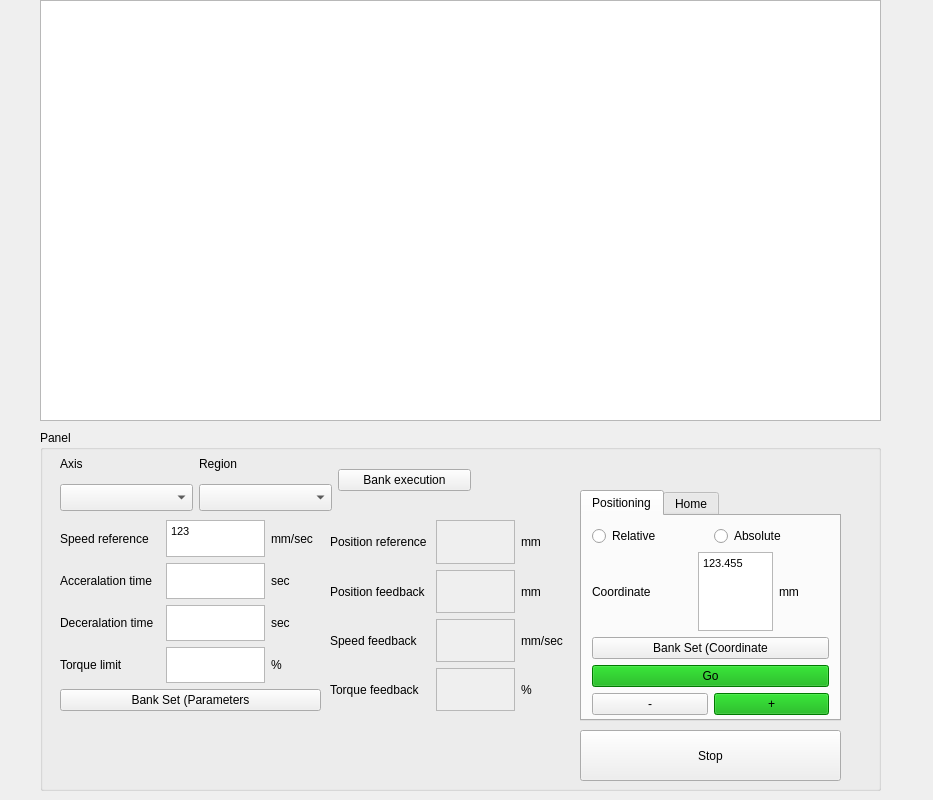
smandyscom/front-base-widget, file bank-view/frontmanaualmode.ui: the form before one commit.
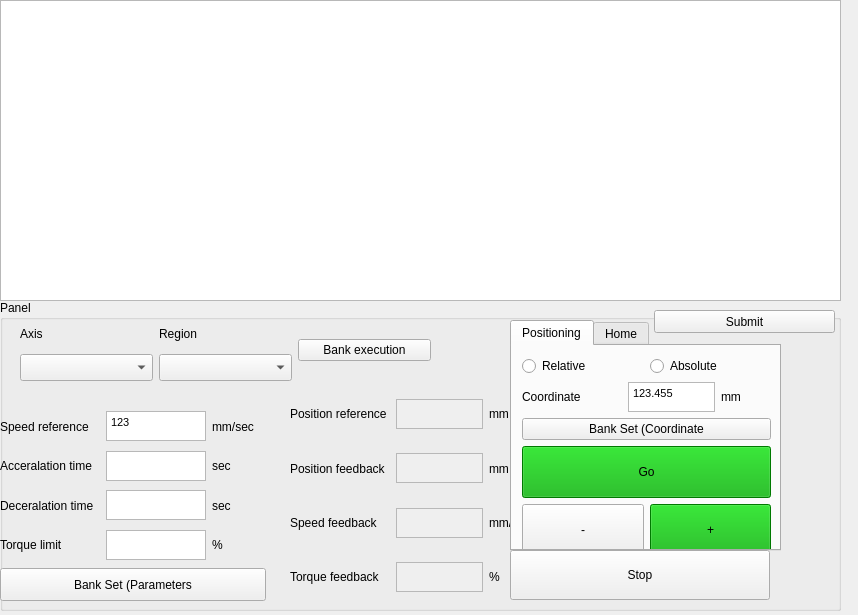
The form after the commit.

Diff of the .ui file:
```diff
--- a/bank-view/frontmanaualmode.ui
+++ b/bank-view/frontmanaualmode.ui
@@ -6,26 +6,38 @@
    <rect>
     <x>0</x>
     <y>0</y>
-    <width>933</width>
-    <height>800</height>
+    <width>858</width>
+    <height>615</height>
    </rect>
   </property>
+  <property name="sizePolicy">
+   <sizepolicy hsizetype="Fixed" vsizetype="Fixed">
+    <horstretch>0</horstretch>
+    <verstretch>0</verstretch>
+   </sizepolicy>
+  </property>
+  <property name="maximumSize">
+   <size>
+    <width>858</width>
+    <height>615</height>
+   </size>
+  </property>
   <property name="windowTitle">
    <string>Form</string>
   </property>
   <widget class="QGroupBox" name="groupBox_6">
    <property name="geometry">
     <rect>
-     <x>40</x>
-     <y>430</y>
+     <x>0</x>
+     <y>300</y>
      <width>841</width>
-     <height>361</height>
+     <height>311</height>
     </rect>
    </property>
    <property name="title">
     <string>Panel</string>
    </property>
-   <widget class="QWidget" name="">
+   <widget class="QWidget" name="layoutWidget">
     <property name="geometry">
      <rect>
       <x>20</x>
@@ -86,12 +98,12 @@
      </item>
     </layout>
    </widget>
-   <widget class="QWidget" name="">
+   <widget class="QWidget" name="layoutWidget">
     <property name="geometry">
      <rect>
-      <x>20</x>
-      <y>90</y>
-      <width>261</width>
+      <x>0</x>
+      <y>110</y>
+      <width>266</width>
       <height>191</height>
      </rect>
     </property>
@@ -114,28 +126,40 @@
        <item>
         <widget class="QTextEdit" name="textEditSpeedReference">
          <property name="sizePolicy">
-          <sizepolicy hsizetype="Preferred" vsizetype="Preferred">
+          <sizepolicy hsizetype="Fixed" vsizetype="Fixed">
            <horstretch>0</horstretch>
            <verstretch>0</verstretch>
           </sizepolicy>
          </property>
+         <property name="minimumSize">
+          <size>
+           <width>0</width>
+           <height>30</height>
+          </size>
+         </property>
          <property name="maximumSize">
           <size>
-           <width>150</width>
-           <height>100</height>
+           <width>100</width>
+           <height>30</height>
           </size>
          </property>
          <property name="html">
           <string>&lt;!DOCTYPE HTML PUBLIC &quot;-//W3C//DTD HTML 4.0//EN&quot; &quot;http://www.w3.org/TR/REC-html40/strict.dtd&quot;&gt;
 &lt;html&gt;&lt;head&gt;&lt;meta name=&quot;qrichtext&quot; content=&quot;1&quot; /&gt;&lt;style type=&quot;text/css&quot;&gt;
 p, li { white-space: pre-wrap; }
-&lt;/style&gt;&lt;/head&gt;&lt;body style=&quot; font-family:'MS Shell Dlg 2'; font-size:8.25pt; font-weight:400; font-style:normal;&quot;&gt;
-&lt;p style=&quot; margin-top:0px; margin-bottom:0px; margin-left:0px; margin-right:0px; -qt-block-indent:0; text-indent:0px;&quot;&gt;123&lt;/p&gt;&lt;/body&gt;&lt;/html&gt;</string>
+&lt;/style&gt;&lt;/head&gt;&lt;body style=&quot; font-family:'MS Shell Dlg 2'; font-size:6.6pt; font-weight:400; font-style:normal;&quot;&gt;
+&lt;p style=&quot; margin-top:0px; margin-bottom:0px; margin-left:0px; margin-right:0px; -qt-block-indent:0; text-indent:0px;&quot;&gt;&lt;span style=&quot; font-size:8.25pt;&quot;&gt;123&lt;/span&gt;&lt;/p&gt;&lt;/body&gt;&lt;/html&gt;</string>
          </property>
         </widget>
        </item>
        <item>
         <widget class="QLabel" name="label_9">
+         <property name="sizePolicy">
+          <sizepolicy hsizetype="Preferred" vsizetype="Preferred">
+           <horstretch>0</horstretch>
+           <verstretch>0</verstretch>
+          </sizepolicy>
+         </property>
          <property name="minimumSize">
           <size>
            <width>50</width>
@@ -174,8 +198,8 @@
          </property>
          <property name="maximumSize">
           <size>
-           <width>150</width>
-           <height>100</height>
+           <width>100</width>
+           <height>30</height>
           </size>
          </property>
         </widget>
@@ -220,8 +244,8 @@
          </property>
          <property name="maximumSize">
           <size>
-           <width>150</width>
-           <height>100</height>
+           <width>100</width>
+           <height>30</height>
           </size>
          </property>
         </widget>
@@ -266,8 +290,8 @@
          </property>
          <property name="maximumSize">
           <size>
-           <width>150</width>
-           <height>100</height>
+           <width>100</width>
+           <height>30</height>
           </size>
          </property>
         </widget>
@@ -302,13 +326,13 @@
      </item>
     </layout>
    </widget>
-   <widget class="QWidget" name="">
+   <widget class="QWidget" name="layoutWidget">
     <property name="geometry">
      <rect>
       <x>290</x>
       <y>90</y>
-      <width>241</width>
-      <height>191</height>
+      <width>249</width>
+      <height>211</height>
      </rect>
     </property>
     <layout class="QVBoxLayout" name="verticalLayout_4">
@@ -340,8 +364,8 @@
          </property>
          <property name="maximumSize">
           <size>
-           <width>150</width>
-           <height>100</height>
+           <width>100</width>
+           <height>30</height>
           </size>
          </property>
         </widget>
@@ -389,8 +413,8 @@
          </property>
          <property name="maximumSize">
           <size>
-           <width>150</width>
-           <height>100</height>
+           <width>100</width>
+           <height>30</height>
           </size>
          </property>
         </widget>
@@ -438,8 +462,8 @@
          </property>
          <property name="maximumSize">
           <size>
-           <width>150</width>
-           <height>100</height>
+           <width>100</width>
+           <height>30</height>
           </size>
          </property>
         </widget>
@@ -487,8 +511,8 @@
          </property>
          <property name="maximumSize">
           <size>
-           <width>150</width>
-           <height>100</height>
+           <width>100</width>
+           <height>30</height>
           </size>
          </property>
         </widget>
@@ -513,9 +537,9 @@
    <widget class="QTabWidget" name="tabWidget">
     <property name="geometry">
      <rect>
-      <x>540</x>
-      <y>60</y>
-      <width>261</width>
+      <x>510</x>
+      <y>20</y>
+      <width>271</width>
       <height>231</height>
      </rect>
     </property>
@@ -526,13 +550,13 @@
      <attribute name="title">
       <string>Positioning</string>
      </attribute>
-     <widget class="QWidget" name="">
+     <widget class="QWidget" name="layoutWidget">
       <property name="geometry">
        <rect>
         <x>10</x>
         <y>10</y>
-        <width>237</width>
-        <height>189</height>
+        <width>249</width>
+        <height>200</height>
        </rect>
       </property>
       <layout class="QVBoxLayout" name="verticalLayout_5">
@@ -571,18 +595,24 @@
          </item>
          <item>
           <widget class="QTextEdit" name="textEditCoordinate">
+           <property name="sizePolicy">
+            <sizepolicy hsizetype="Preferred" vsizetype="Preferred">
+             <horstretch>0</horstretch>
+             <verstretch>0</verstretch>
+            </sizepolicy>
+           </property>
            <property name="maximumSize">
             <size>
-             <width>150</width>
-             <height>100</height>
+             <width>100</width>
+             <height>30</height>
             </size>
            </property>
            <property name="html">
             <string>&lt;!DOCTYPE HTML PUBLIC &quot;-//W3C//DTD HTML 4.0//EN&quot; &quot;http://www.w3.org/TR/REC-html40/strict.dtd&quot;&gt;
 &lt;html&gt;&lt;head&gt;&lt;meta name=&quot;qrichtext&quot; content=&quot;1&quot; /&gt;&lt;style type=&quot;text/css&quot;&gt;
 p, li { white-space: pre-wrap; }
-&lt;/style&gt;&lt;/head&gt;&lt;body style=&quot; font-family:'MS Shell Dlg 2'; font-size:8.25pt; font-weight:400; font-style:normal;&quot;&gt;
-&lt;p style=&quot; margin-top:0px; margin-bottom:0px; margin-left:0px; margin-right:0px; -qt-block-indent:0; text-indent:0px;&quot;&gt;123.455&lt;/p&gt;&lt;/body&gt;&lt;/html&gt;</string>
+&lt;/style&gt;&lt;/head&gt;&lt;body style=&quot; font-family:'MS Shell Dlg 2'; font-size:6.6pt; font-weight:400; font-style:normal;&quot;&gt;
+&lt;p style=&quot; margin-top:0px; margin-bottom:0px; margin-left:0px; margin-right:0px; -qt-block-indent:0; text-indent:0px;&quot;&gt;&lt;span style=&quot; font-size:8.25pt;&quot;&gt;123.455&lt;/span&gt;&lt;/p&gt;&lt;/body&gt;&lt;/html&gt;</string>
            </property>
           </widget>
          </item>
@@ -858,46 +888,43 @@
    <widget class="QPushButton" name="pushButtonStop">
     <property name="geometry">
      <rect>
-      <x>540</x>
-      <y>300</y>
-      <width>261</width>
-      <height>51</height>
+      <x>510</x>
+      <y>250</y>
+      <width>260</width>
+      <height>50</height>
      </rect>
     </property>
+    <property name="maximumSize">
+     <size>
+      <width>260</width>
+      <height>50</height>
+     </size>
+    </property>
     <property name="text">
      <string>Stop</string>
     </property>
    </widget>
-   <zorder>comboBoxAxisName</zorder>
-   <zorder>label_23</zorder>
-   <zorder>comboBoxRegion</zorder>
-   <zorder>label_24</zorder>
-   <zorder>pushButtonBankExecution</zorder>
-   <zorder></zorder>
-   <zorder>label_10</zorder>
-   <zorder>label_6</zorder>
-   <zorder>textEditAcceralationTime</zorder>
-   <zorder>label_11</zorder>
-   <zorder>textEditDeceralationTime</zorder>
-   <zorder>label_7</zorder>
-   <zorder>label_12</zorder>
-   <zorder>textEditTorqueLimit</zorder>
-   <zorder>label_8</zorder>
-   <zorder>label_12</zorder>
-   <zorder>textEditTorqueLimit</zorder>
-   <zorder>label_8</zorder>
-   <zorder></zorder>
-   <zorder></zorder>
-   <zorder>tabWidget</zorder>
-   <zorder>pushButtonStop</zorder>
+   <widget class="QPushButton" name="pushButtonSubmit">
+    <property name="geometry">
+     <rect>
+      <x>654</x>
+      <y>10</y>
+      <width>181</width>
+      <height>23</height>
+     </rect>
+    </property>
+    <property name="text">
+     <string>Submit</string>
+    </property>
+   </widget>
   </widget>
   <widget class="QTableView" name="tableViewCommandBlock">
    <property name="geometry">
     <rect>
-     <x>40</x>
+     <x>0</x>
      <y>0</y>
      <width>841</width>
-     <height>421</height>
+     <height>301</height>
     </rect>
    </property>
   </widget>
```
Left out of the diff: 47 changed lines with no effect on the pictures.
